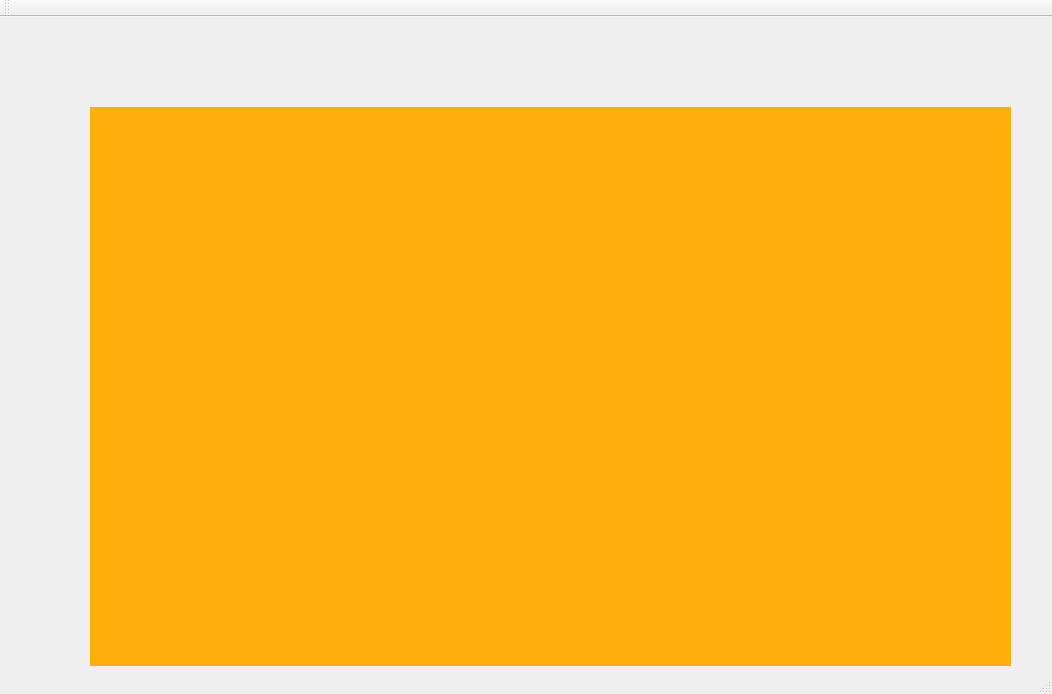
The window that mainwindow.ui (firastourki99/smartgarage) describes before a commit, drawn with Qt 5.
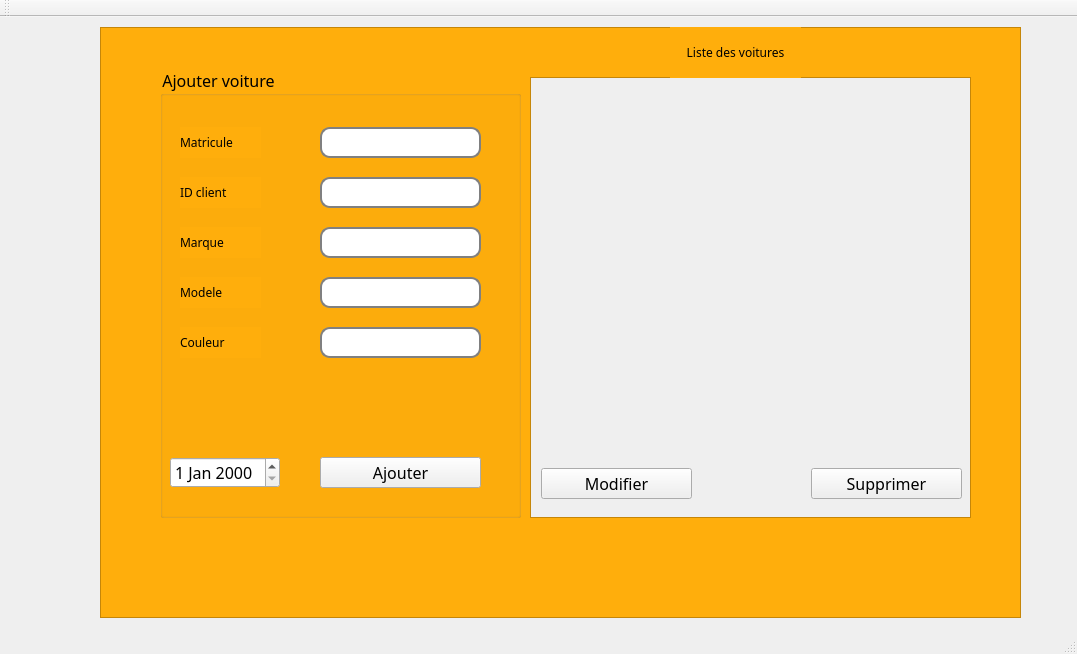
The same window after the commit. The open tabs and pages were chosen to show the change. Icons and pictures are not drawn.

Patch:
```diff
--- a/mainwindow.ui
+++ b/mainwindow.ui
@@ -6,8 +6,8 @@
    <rect>
     <x>0</x>
     <y>0</y>
-    <width>1052</width>
-    <height>694</height>
+    <width>1077</width>
+    <height>654</height>
    </rect>
   </property>
   <property name="windowTitle">
@@ -39,8 +39,8 @@
    <widget class="QStackedWidget" name="stackedWidget">
     <property name="geometry">
      <rect>
-      <x>90</x>
-      <y>90</y>
+      <x>100</x>
+      <y>10</y>
       <width>921</width>
       <height>591</height>
      </rect>
@@ -356,7 +356,6 @@
       </widget>
      </widget>
     </widget>
-    <widget class="QWidget" name="page"/>
    </widget>
   </widget>
   <widget class="QMenuBar" name="menuBar">
```
Left out of the diff: 20 changed lines with no effect on the pictures.
